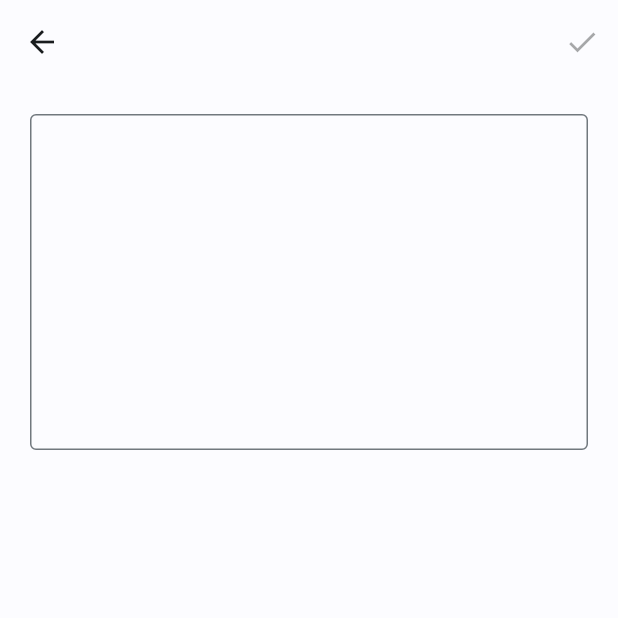
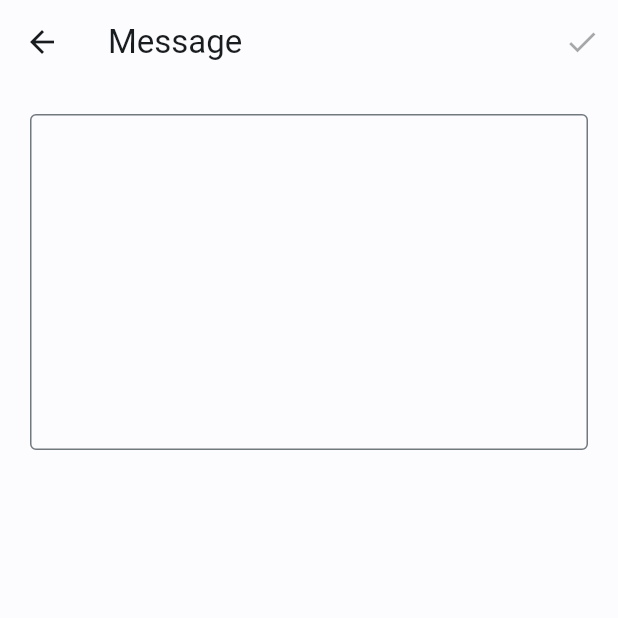
Before and after one commit to ZeroBlueXYZ/FileDirect, a Flutter app: the MessageScreen screen opened directly, on a phone screen of 412 x 824 dp, the top half of it. Run offline on Flutter 3.47's test engine with Material 3 defaults, Android fonts, the phone set to English and light mode, and no system bars; our stand-ins replace file_picker, package_info_plus, wakelock_plus; missing offline and left inert: flutter_timer_countdown, flutter_webrtc, http_interceptor; generated files the repository leaves out were written again; statements that could not run were skipped.

Commit message:
Add title for the message page

```diff
--- a/lib/view/screen/message.dart
+++ b/lib/view/screen/message.dart
@@ -68,6 +68,7 @@ class _MessageScreenState extends State<MessageScreen> {
 
   AppBar _appBar() {
     return AppBar(
+      title: Text(AppLocalizations.of(context)!.textMessage),
       actions: widget.readOnly
           ? [
               IconButton(
```
